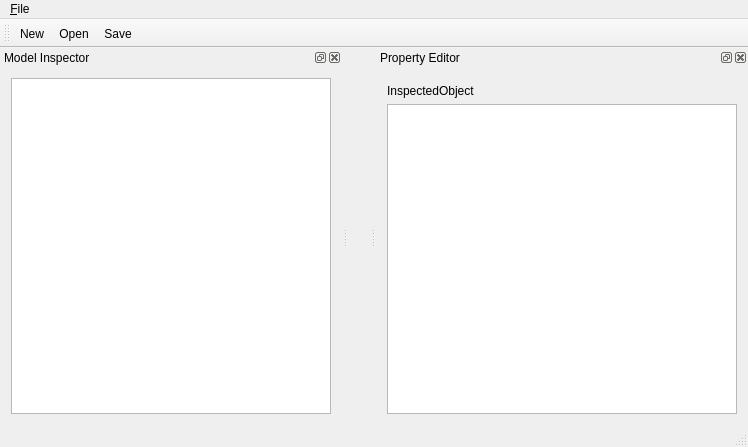
The window that examples/uml/qtumleditor/mainwindow.ui (qt/qtmodeling) describes before a commit, drawn with Qt 5.
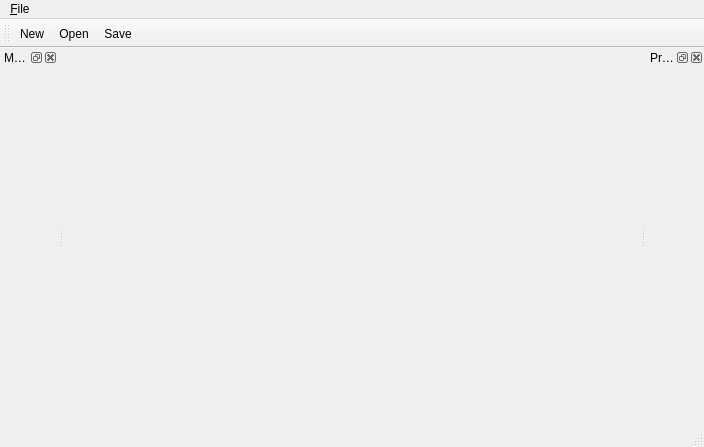
The same window after the commit. Icons and pictures are not drawn. Custom widgets are drawn as their Qt base class.

Commit message: Add general refactoring in UML editor

Diff of the .ui file:
```diff
--- a/examples/uml/qtumleditor/mainwindow.ui
+++ b/examples/uml/qtumleditor/mainwindow.ui
@@ -61,20 +61,7 @@
    <widget class="QWidget" name="dockWidgetContents">
     <layout class="QGridLayout" name="gridLayout">
      <item row="0" column="0">
-      <widget class="QTreeView" name="modelInspector">
-       <property name="minimumSize">
-        <size>
-         <width>320</width>
-         <height>0</height>
-        </size>
-       </property>
-       <property name="alternatingRowColors">
-        <bool>true</bool>
-       </property>
-       <property name="uniformRowHeights">
-        <bool>true</bool>
-       </property>
-      </widget>
+      <widget class="QWrappedObjectView" name="wrappedObjectView" native="true"/>
      </item>
     </layout>
    </widget>
@@ -88,34 +75,8 @@
    </attribute>
    <widget class="QWidget" name="dockWidgetContents_2">
     <layout class="QGridLayout" name="gridLayout_2">
-     <item row="2" column="0">
-      <widget class="QTreeView" name="propertyEditor">
-       <property name="minimumSize">
-        <size>
-         <width>350</width>
-         <height>0</height>
-        </size>
-       </property>
-       <property name="editTriggers">
-        <set>QAbstractItemView::AllEditTriggers</set>
-       </property>
-       <property name="alternatingRowColors">
-        <bool>true</bool>
-       </property>
-       <property name="uniformRowHeights">
-        <bool>true</bool>
-       </property>
-      </widget>
-     </item>
-     <item row="1" column="0">
-      <widget class="QLabel" name="lblInspectedObject">
-       <property name="text">
-        <string>InspectedObject</string>
-       </property>
-      </widget>
-     </item>
      <item row="0" column="0">
-      <widget class="FilterWidget" name="filterWidget" native="true"/>
+      <widget class="QWrappedObjectPropertyEditor" name="propertyEditor" native="true"/>
      </item>
     </layout>
    </widget>
@@ -192,9 +153,15 @@
  <layoutdefault spacing="6" margin="11"/>
  <customwidgets>
   <customwidget>
-   <class>FilterWidget</class>
+   <class>QWrappedObjectPropertyEditor</class>
    <extends>QWidget</extends>
-   <header>filterwidget.h</header>
+   <header>qwrappedobjectpropertyeditor.h</header>
+   <container>1</container>
+  </customwidget>
+  <customwidget>
+   <class>QWrappedObjectView</class>
+   <extends>QWidget</extends>
+   <header>qwrappedobjectview.h</header>
    <container>1</container>
   </customwidget>
  </customwidgets>
```
The commit also changes 19 other files.
